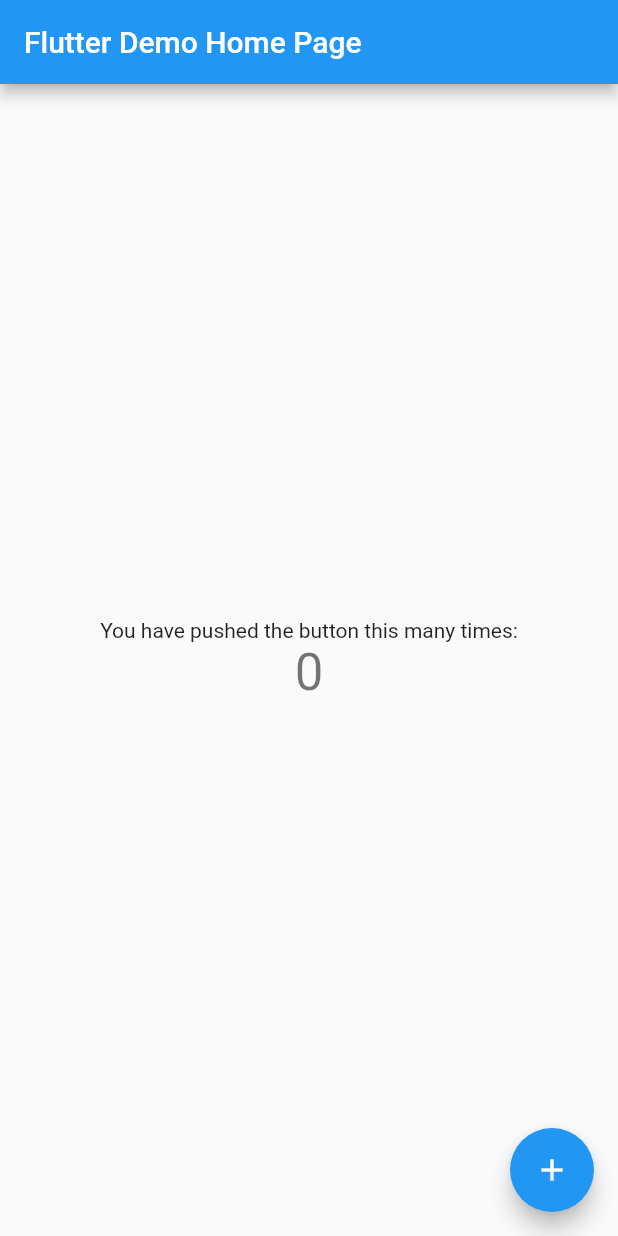
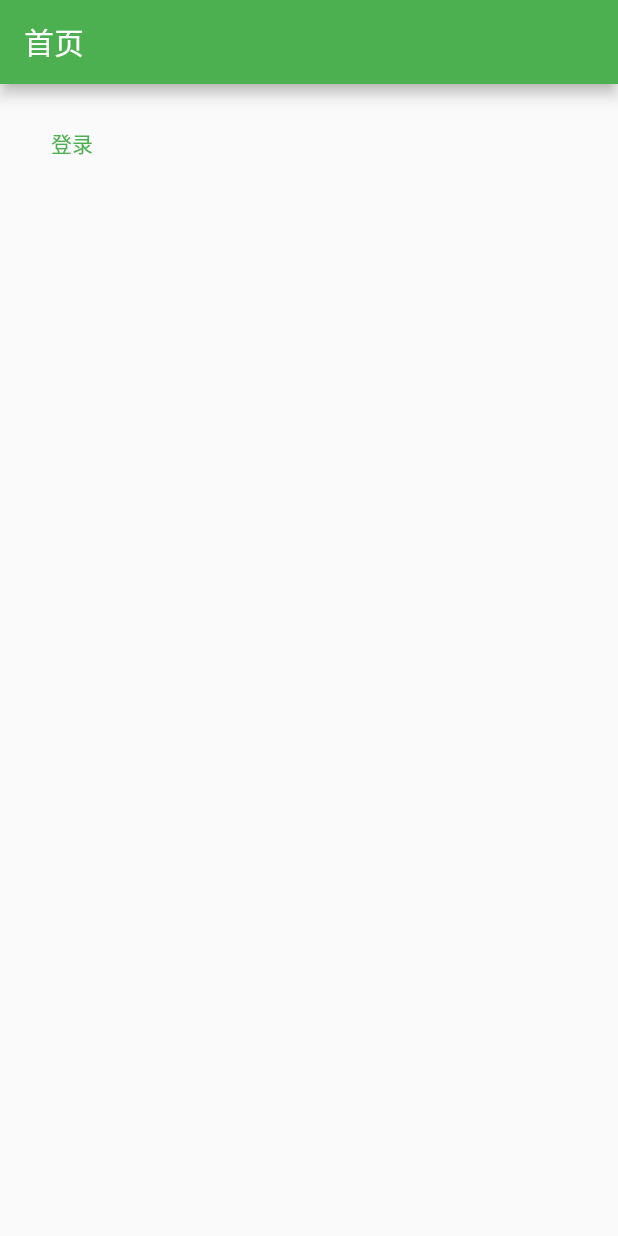
Before and after one commit to EchoVie/flutter_learn, a Flutter app: the screen it shows after launch, on a phone screen of 412 x 824 dp. Run offline on Flutter 3.47's test engine with Material 2 defaults, Android fonts, the phone set to English and light mode, and no system bars; our stand-ins replace fluro.

Commit message:
feat: 添加路由

```diff
--- /dev/null
+++ b/lib/app.dart
@@ -0,0 +1,34 @@
+import 'package:flutter/material.dart';
+import 'package:fluro/fluro.dart';
+import 'package:flutter_learn/config/routes.dart';
+import 'package:flutter_learn/config/application.dart';
+
+class App extends StatefulWidget {
+  const App({required Key key}) : super(key: key);
+
+  @override
+  State createState() {
+    return AppState();
+  }
+}
+
+class AppState extends State<App> {
+  static late final FluroRouter router;
+
+  AppState() {
+    final router = FluroRouter();
+    Routes.configureRoutes(router);
+    Application.router = router;
+  }
+
+  @override
+  Widget build(BuildContext context) {
+    return MaterialApp(
+      title: 'Fluro',
+      theme: ThemeData(
+        primarySwatch: Colors.green,
+      ),
+      onGenerateRoute: Application.router.generator,
+    );
+  }
+}
--- /dev/null
+++ b/lib/config/application.dart
@@ -0,0 +1,5 @@
+import 'package:fluro/fluro.dart';
+
+class Application {
+  static late final FluroRouter router;
+}
--- /dev/null
+++ b/lib/config/routes.dart
@@ -0,0 +1,45 @@
+import 'package:fluro/fluro.dart';
+import 'package:flutter/material.dart';
+import 'package:flutter_learn/pages/home/index.dart';
+import 'package:flutter_learn/pages/login/index.dart';
+import 'package:flutter_learn/pages/register/index.dart';
+import 'package:flutter_learn/pages/user/index.dart';
+
+var rootHandler = Handler(
+    handlerFunc: (BuildContext? context, Map<String, List<String>> params) {
+  return const Home();
+});
+
+var loginHandler = Handler(
+    handlerFunc: (BuildContext? context, Map<String, List<String>> params) {
+  return const Login();
+});
+
+var registerHandler = Handler(
+    handlerFunc: (BuildContext? context, Map<String, List<String>> params) {
+  return const Register();
+});
+
+var userHandler = Handler(
+    handlerFunc: (BuildContext? context, Map<String, List<String>> params) {
+  return const User();
+});
+
+class Routes {
+  static String root = '/';
+  static String login = '/login';
+  static String register = '/register';
+  static String user = '/user';
+
+  static void configureRoutes(FluroRouter router) {
+    router.notFoundHandler = Handler(
+      handlerFunc: (BuildContext? context, Map<String, List<String>> params) {
+      print("ROUTE WAS NOT FOUND, $router");
+      return;
+    });
+    router.define(root, handler: rootHandler);
+    router.define(login, handler: loginHandler);
+    router.define(register, handler: registerHandler);
+    router.define(user, handler: userHandler);
+  }
+}
--- a/lib/main.dart
+++ b/lib/main.dart
@@ -1,115 +1,4 @@
 import 'package:flutter/material.dart';
+import 'package:flutter_learn/app.dart';
 
-void main() {
-  runApp(const MyApp());
-}
-
-class MyApp extends StatelessWidget {
-  const MyApp({Key? key}) : super(key: key);
-
-  // This widget is the root of your application.
-  @override
-  Widget build(BuildContext context) {
-    return MaterialApp(
-      title: 'Flutter Demo',
-      theme: ThemeData(
-        // This is the theme of your application.
-        //
-        // Try running your application with "flutter run". You'll see the
-        // application has a blue toolbar. Then, without quitting the app, try
-        // changing the primarySwatch below to Colors.green and then invoke
-        // "hot reload" (press "r" in the console where you ran "flutter run",
-        // or simply save your changes to "hot reload" in a Flutter IDE).
-        // Notice that the counter didn't reset back to zero; the application
-        // is not restarted.
-        primarySwatch: Colors.blue,
-      ),
-      home: const MyHomePage(title: 'Flutter Demo Home Page'),
-    );
-  }
-}
-
-class MyHomePage extends StatefulWidget {
-  const MyHomePage({Key? key, required this.title}) : super(key: key);
-
-  // This widget is the home page of your application. It is stateful, meaning
-  // that it has a State object (defined below) that contains fields that affect
-  // how it looks.
-
-  // This class is the configuration for the state. It holds the values (in this
-  // case the title) provided by the parent (in this case the App widget) and
-  // used by the build method of the State. Fields in a Widget subclass are
-  // always marked "final".
-
-  final String title;
-
-  @override
-  State<MyHomePage> createState() => _MyHomePageState();
-}
-
-class _MyHomePageState extends State<MyHomePage> {
-  int _counter = 0;
-
-  void _incrementCounter() {
-    setState(() {
-      // This call to setState tells the Flutter framework that something has
-      // changed in this State, which causes it to rerun the build method below
-      // so that the display can reflect the updated values. If we changed
-      // _counter without calling setState(), then the build method would not be
-      // called again, and so nothing would appear to happen.
-      _counter++;
-    });
-  }
-
-  @override
-  Widget build(BuildContext context) {
-    // This method is rerun every time setState is called, for instance as done
-    // by the _incrementCounter method above.
-    //
-    // The Flutter framework has been optimized to make rerunning build methods
-    // fast, so that you can just rebuild anything that needs updating rather
-    // than having to individually change instances of widgets.
-    return Scaffold(
-      appBar: AppBar(
-        // Here we take the value from the MyHomePage object that was created by
-        // the App.build method, and use it to set our appbar title.
-        title: Text(widget.title),
-      ),
-      body: Center(
-        // Center is a layout widget. It takes a single child and positions it
-        // in the middle of the parent.
-        child: Column(
-          // Column is also a layout widget. It takes a list of children and
-          // arranges them vertically. By default, it sizes itself to fit its
-          // children horizontally, and tries to be as tall as its parent.
-          //
-          // Invoke "debug painting" (press "p" in the console, choose the
-          // "Toggle Debug Paint" action from the Flutter Inspector in Android
-          // Studio, or the "Toggle Debug Paint" command in Visual Studio Code)
-          // to see the wireframe for each widget.
-          //
-          // Column has various properties to control how it sizes itself and
-          // how it positions its children. Here we use mainAxisAlignment to
-          // center the children vertically; the main axis here is the vertical
-          // axis because Columns are vertical (the cross axis would be
-          // horizontal).
-          mainAxisAlignment: MainAxisAlignment.center,
-          children: <Widget>[
-            const Text(
-              'You have pushed the button this many times:',
-            ),
-            Text(
-              '$_counter',
-              style: Theme.of(context).textTheme.headline4,
-            ),
-          ],
-        ),
-      ),
-      floatingActionButton: FloatingActionButton(
-        onPressed: _incrementCounter,
-        tooltip: 'Increment',
-        child: const Icon(Icons.add),
-      ), // This trailing comma makes auto-formatting nicer for build methods.
-    );
-  }
-}
+void main() => runApp(App(key: UniqueKey()));
--- /dev/null
+++ b/lib/pages/home/index.dart
@@ -0,0 +1,19 @@
+import 'package:flutter/material.dart';
+import 'package:flutter_learn/widgets/page_content.dart';
+
+class Home extends StatelessWidget {
+  const Home({Key? key}) : super(key: key);
+
+  @override
+  Widget build(BuildContext context) {
+    return PageContent(
+      title: '首页',
+      child: TextButton(
+        child: const Text('登录'),
+        onPressed: () {
+          Navigator.pushNamed(context, '/login');
+        },
+      )
+    );
+  }
+}
--- /dev/null
+++ b/lib/widgets/page_content.dart
@@ -0,0 +1,19 @@
+import 'package:flutter/material.dart';
+
+class PageContent extends StatelessWidget {
+  final title;
+  final child;
+
+  const PageContent({Key? key, this.title, this.child}) : super(key: key);
+
+  @override
+  Widget build(BuildContext context) {
+    return Scaffold(
+      appBar: AppBar(title: Text(title),),
+       body: SafeArea(
+        minimum: const EdgeInsets.all(16), // minimum padding to apply to ...
+        child: child,
+      )
+    );
+  }
+}
--- a/pubspec.yaml
+++ b/pubspec.yaml
@@ -30,10 +30,10 @@ dependencies:
   flutter:
     sdk: flutter
 
-
   # The following adds the Cupertino Icons font to your application.
   # Use with the CupertinoIcons class for iOS style icons.
   cupertino_icons: ^1.0.2
+  fluro: ^2.0.3
 
 dev_dependencies:
   flutter_test:
```
Also changed, not shown: lib/pages/login/index.dart (added, +86 -0 lines), lib/pages/register/index.dart (added, +100 -0 lines), lib/pages/user/index.dart (added, +19 -0 lines), pubspec.lock, 1 other file.
